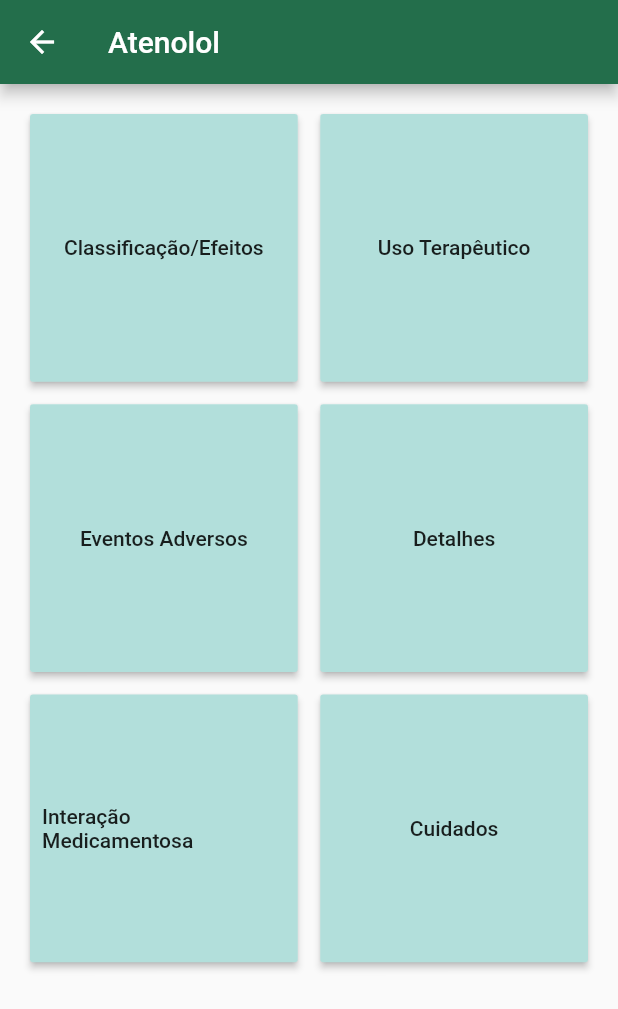
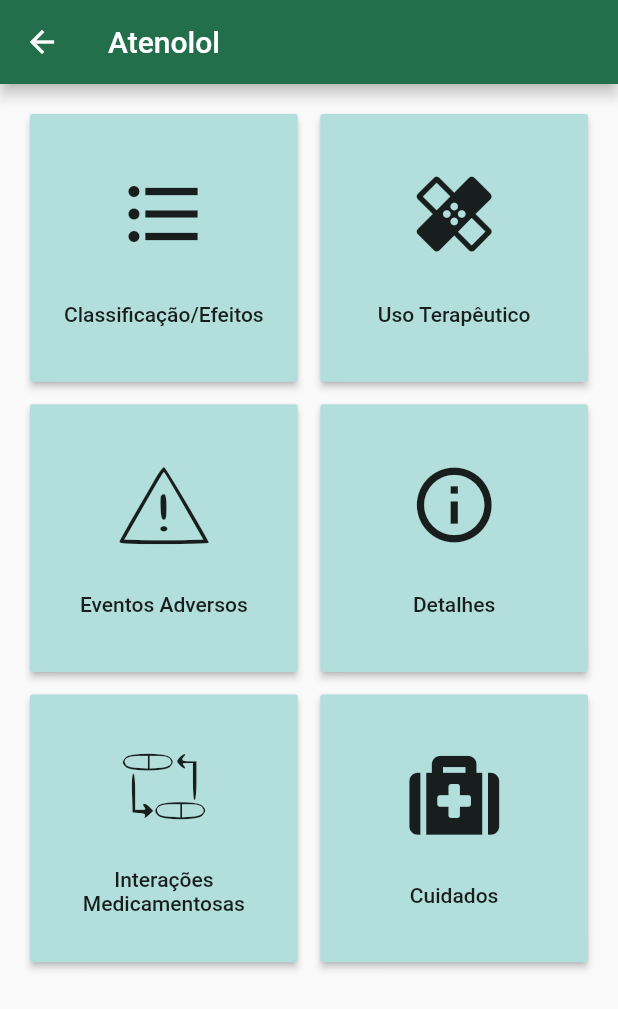
Before and after one commit to karinaplemos/cardio_help, a Flutter app: the screen it shows after launch, after a tap on "Atenolol", on a phone screen of 412 x 824 dp. Shown: the top 1009 px of the screen. Run offline on Flutter 3.47's test engine with Material 2 defaults, Android fonts, the phone set to English and light mode, and no system bars; our stand-ins replace font_awesome_flutter.

Commit message:
Inserção dos Ícones nos botões da drugsPage
Foram feitos as inserções dos ícones, tanto os que estão no Flutter e os personalizados, no drugsPage e a criação do NavigationModel

```diff
--- /dev/null
+++ b/cardio_help/lib/objects/navigation_model.dart
@@ -0,0 +1,20 @@
+import 'package:flutter/material.dart';
+import 'package:cardio_help/objects/my_flutter_app_icons.dart';
+import 'package:cardio_help/objects/attention_icons.dart';
+import 'package:font_awesome_flutter/font_awesome_flutter.dart';
+
+class NavigationModel {
+  String title;
+  IconData icon;
+
+  NavigationModel({this.title, this.icon});
+}
+  // Lista de abas dos detalhamentos dos medicamentos
+  List<NavigationModel> itens = [
+    NavigationModel(title: "Classificação/Efeitos", icon: Icons.format_list_bulleted),
+    NavigationModel(title: "Uso Terapêutico", icon: Icons.healing),
+    NavigationModel(title: "Eventos Adversos", icon: Attention.attention__1_),
+    NavigationModel(title: "Detalhes", icon: Icons.info_outline),
+    NavigationModel(title: "Interações Medicamentosas", icon: MyFlutterApp.interactive),
+    NavigationModel(title: "Cuidados", icon: FontAwesomeIcons.medkit),
+  ];
--- a/cardio_help/lib/pages/DrugsPage/Tabs/AdverseReactionTab.dart
+++ b/cardio_help/lib/pages/DrugsPage/Tabs/AdverseReactionTab.dart
@@ -17,7 +17,7 @@ class _AdverseReactionTabState extends State<AdverseReactionTab>{
         title: Text(widget.drug["name"]),
       ),
       body:Container(
-        padding: theme.left80,
+        padding: theme.padding,
         child:ListView(
         children: <Widget>[
           Container(
--- a/cardio_help/lib/pages/DrugsPage/Tabs/CareTab.dart
+++ b/cardio_help/lib/pages/DrugsPage/Tabs/CareTab.dart
@@ -18,7 +18,7 @@ class _CareTabState extends State<CareTab>{
         title: Text(widget.drug["name"]),
       ),
       body:ListView.builder(
-        padding: theme.left80,                 // Espaço necessário por causa das abas verticais
+        padding: theme.padding,
         itemCount: (widget.drug["care"].length + 1), // Acrescento +1 por causa do título
         itemBuilder: (context, index){
           if(index == 0){
--- a/cardio_help/lib/pages/DrugsPage/Tabs/ClassificationTab.dart
+++ b/cardio_help/lib/pages/DrugsPage/Tabs/ClassificationTab.dart
@@ -17,7 +17,7 @@ class _ClassificationTabState extends State<ClassificationTab>{
         title: Text(widget.drug["name"]),
       ),
       body:Container(
-      padding: theme.left80,
+      padding: theme.padding,
       child:ListView(
         children: <Widget>[
           Container(
--- a/cardio_help/lib/pages/DrugsPage/Tabs/DetailsTab.dart
+++ b/cardio_help/lib/pages/DrugsPage/Tabs/DetailsTab.dart
@@ -50,7 +50,7 @@ class _DetailsTabState extends State<DetailsTab> {
         title: Text(widget.drug["name"]),
       ),
       body:ListView(
-        padding: theme.left80,
+        padding: theme.padding,
         children: <Widget>[
           Container(
             padding: theme.titleSpacing,
--- a/cardio_help/lib/pages/DrugsPage/Tabs/InteractionTab.dart
+++ b/cardio_help/lib/pages/DrugsPage/Tabs/InteractionTab.dart
@@ -20,7 +20,7 @@ class _InteractionTabState extends State<InteractionTab>{
       ),
       body:
           ListView.builder(
-            padding: theme.left80,
+            padding: theme.padding,
             itemCount: (widget.drug["interactionMed"].length + 1),
             itemBuilder: (context, index){
               if(index == 0){
--- a/cardio_help/lib/pages/DrugsPage/Tabs/TherapeuticUse.dart
+++ b/cardio_help/lib/pages/DrugsPage/Tabs/TherapeuticUse.dart
@@ -18,7 +18,7 @@ class _TherapeuticUseTabState extends State<TherapeuticUseTab>{
           title: Text(widget.drug["name"]),
         ),
         body: ListView(
-        padding: theme.left80,
+        padding: theme.padding,
         children: <Widget>[
           Container(
             padding: theme.titleSpacing,
--- a/cardio_help/lib/pages/DrugsPage/drugsPage.dart
+++ b/cardio_help/lib/pages/DrugsPage/drugsPage.dart
@@ -6,6 +6,7 @@ import 'package:cardio_help/pages/DrugsPage/Tabs/ClassificationTab.dart';
 import 'package:cardio_help/pages/DrugsPage/Tabs/AdverseReactionTab.dart';
 import 'package:cardio_help/pages/DrugsPage/Tabs/TherapeuticUse.dart';
 import 'package:cardio_help/theme/theme.dart' as theme;
+import 'package:cardio_help/objects/navigation_model.dart';
 
 class DrugsPage extends StatefulWidget {
   final Map drug;
@@ -61,10 +62,17 @@ class _DrugsPageState extends State<DrugsPage> {
                     );
                 },
                 padding: const EdgeInsets.all(8),
-              child: Text(topicos[currentSelectedIndex]),
+                child: Column(
+                    mainAxisAlignment: MainAxisAlignment.spaceEvenly,
+                    children: <Widget>[
+                      Icon(itens[currentSelectedIndex].icon, size: 60),
+                      Text(itens[currentSelectedIndex].title, textAlign: theme.centerAlign),
+                    ]
+                  ),
                 color: Colors.teal[100],
                   );
-          }),
+            }
+          ),
         ),
 /*        )
          GridView.count(
--- a/cardio_help/lib/theme/theme.dart
+++ b/cardio_help/lib/theme/theme.dart
@@ -7,7 +7,7 @@ Color selectedColor = Color(0xFF4AC8EA); //Cor das abas selecionadas
 // Cor de fundo do app
 final Color backgroundColor = Color(0xFF236E4B);
 
-final EdgeInsets left80 = EdgeInsets.only(left: 80, right: 10);
+final EdgeInsets padding = EdgeInsets.all(10);
 
 
 final TextStyle titleStyle = TextStyle(fontSize: 28, fontWeight: FontWeight.bold);
@@ -19,3 +19,4 @@ final EdgeInsets subtitleSpacing = EdgeInsets.only(left: 10);
 final EdgeInsets textSpacing = EdgeInsets.only(left: 16,top: 8, right: 5,bottom: 12);
 
 final TextAlign justifyAlign = TextAlign.justify;
+final TextAlign centerAlign = TextAlign.center;
```
Also changed, not shown: cardio_help/lib/objects/attention_icons.dart (added, +24 -0 lines), cardio_help/lib/objects/my_flutter_app_icons.dart (added, +24 -0 lines), cardio_help/pubspec.yaml (+12 -0 lines), cardio_help/assets/attention.png (added), cardio_help/assets/fonts/Attention.ttf (added), cardio_help/assets/fonts/MyFlutterApp.ttf (added), cardio_help/assets/interactive.png (added), cardio_help/pubspec.lock. Lines whose indentation alone changed are shown as unchanged.
